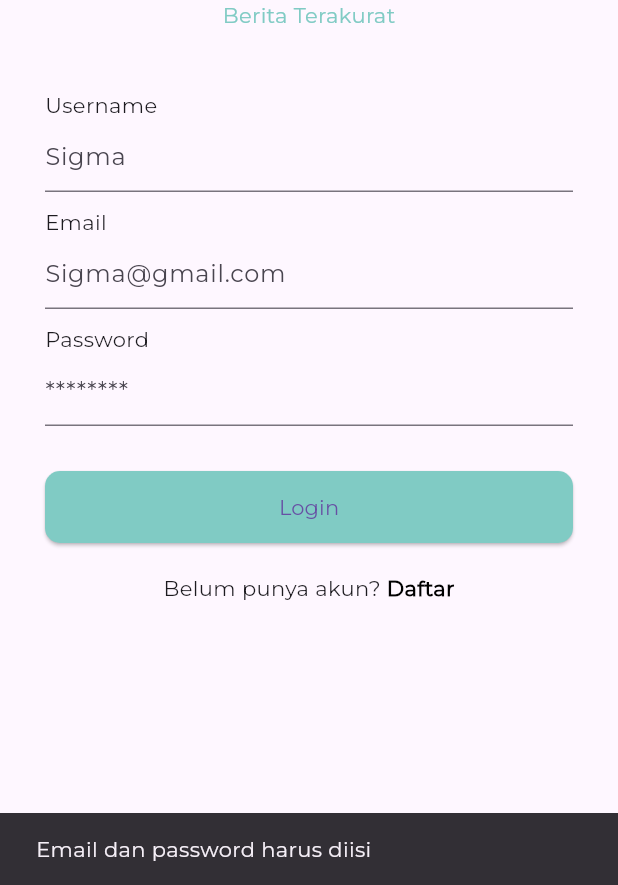
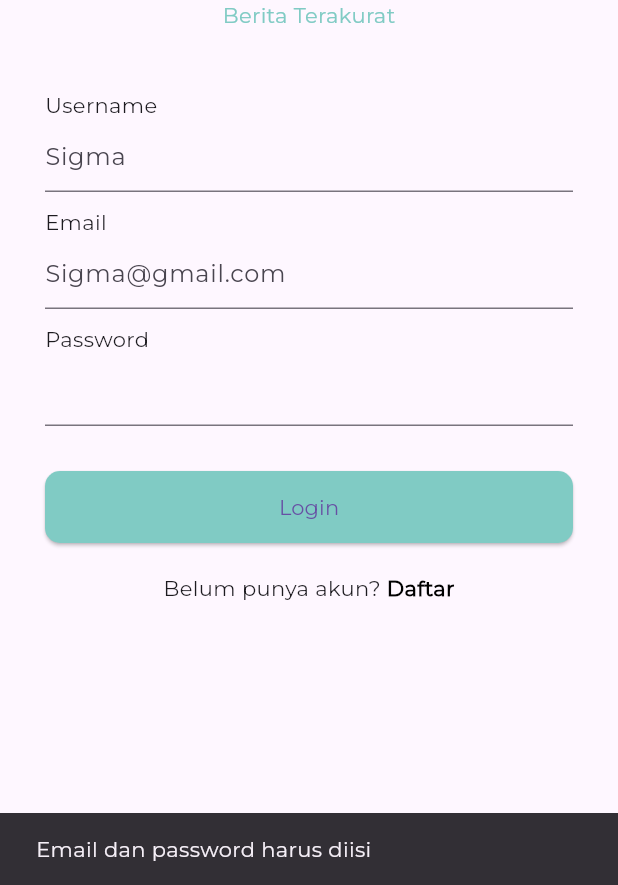
Before and after one commit to NovalFerdiansyahh/berat, a Flutter app: the screen it shows after launch, after a tap on "Login", on a phone screen of 412 x 824 dp, the part 351-1236 px from its top. Run offline on Flutter 3.47's test engine with Material 3 defaults, Android fonts, the phone set to English and light mode, and no system bars; our stand-ins replace image_picker, shared_preferences.

Commit message:
memperbarui halaman login

```diff
--- a/lib/pages/halaman_login.dart
+++ b/lib/pages/halaman_login.dart
@@ -3,6 +3,7 @@ import 'package:berat/pages/halaman_register.dart';
 import 'package:berat/pages/halaman_utama.dart';
 import 'package:flutter/material.dart';
 import 'package:http/http.dart' as http;
+import 'package:shared_preferences/shared_preferences.dart';
 import 'constanta.dart';
 
 class LoginPage extends StatefulWidget {
@@ -31,9 +32,6 @@ class _LoginPageState extends State<LoginPage> {
     try {
       final response = await http.get(Uri.parse('$baseUrl/api/user'));
 
-    print('Status Code: ${response.statusCode}');
-    print('Response Body: ${response.body}');
-
       if (response.statusCode == 200) {
         final List users = jsonDecode(response.body);
 
@@ -43,11 +41,14 @@ class _LoginPageState extends State<LoginPage> {
         );
 
         if (user != null) {
+          // Simpan id_user ke SharedPreferences
+          final prefs = await SharedPreferences.getInstance();
+          await prefs.setString('idUser', user['id_user'].toString());
+
           Navigator.pushReplacement(
             context,
             MaterialPageRoute(builder: (context) => HalamanUtama()),
           );
-
         } else {
           showSnackBar('Email atau password salah');
         }
@@ -60,7 +61,6 @@ class _LoginPageState extends State<LoginPage> {
       setState(() => isLoading = false);
     }
   }
-
 
   void showSnackBar(String message) {
     ScaffoldMessenger.of(context).showSnackBar(SnackBar(content: Text(message)));
@@ -108,7 +108,7 @@ class _LoginPageState extends State<LoginPage> {
                 TextField(
                   controller: passwordController,
                   obscureText: true,
-                  decoration: InputDecoration(hintText: '********'),
+                  decoration: InputDecoration(hintText: ''),
                 ),
                 const SizedBox(height: 30),
 
@@ -137,7 +137,10 @@ class _LoginPageState extends State<LoginPage> {
                     const Text("Belum punya akun? "),
                     GestureDetector(
                       onTap: () {
-                        Navigator.push(context, MaterialPageRoute(builder: (context) => RegisterPage()));
+                        Navigator.push(
+                          context,
+                          MaterialPageRoute(builder: (context) => RegisterPage()),
+                        );
                       },
                       child: const Text(
                         "Daftar",
--- a/pubspec.yaml
+++ b/pubspec.yaml
@@ -38,6 +38,7 @@ dependencies:
   http: ^1.4.0
 
   image_picker: ^1.1.2
+  shared_preferences: ^2.5.3
 
 dev_dependencies:
   flutter_test:
```
Also changed, not shown: pubspec.lock, 1 other file. Lines whose indentation alone changed are shown as unchanged.
